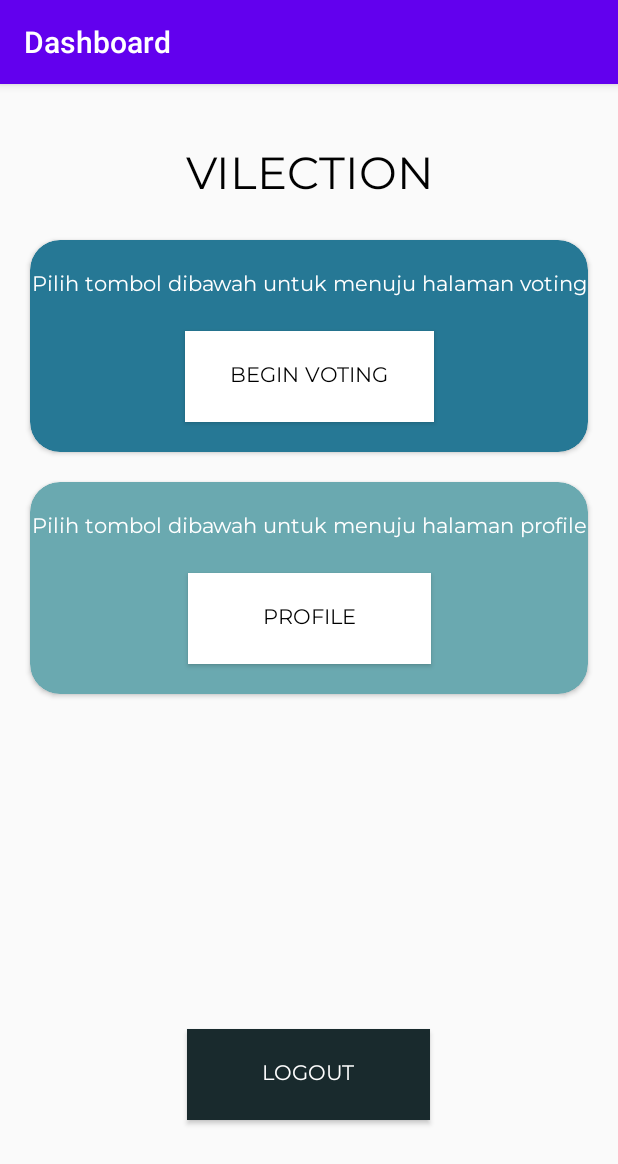
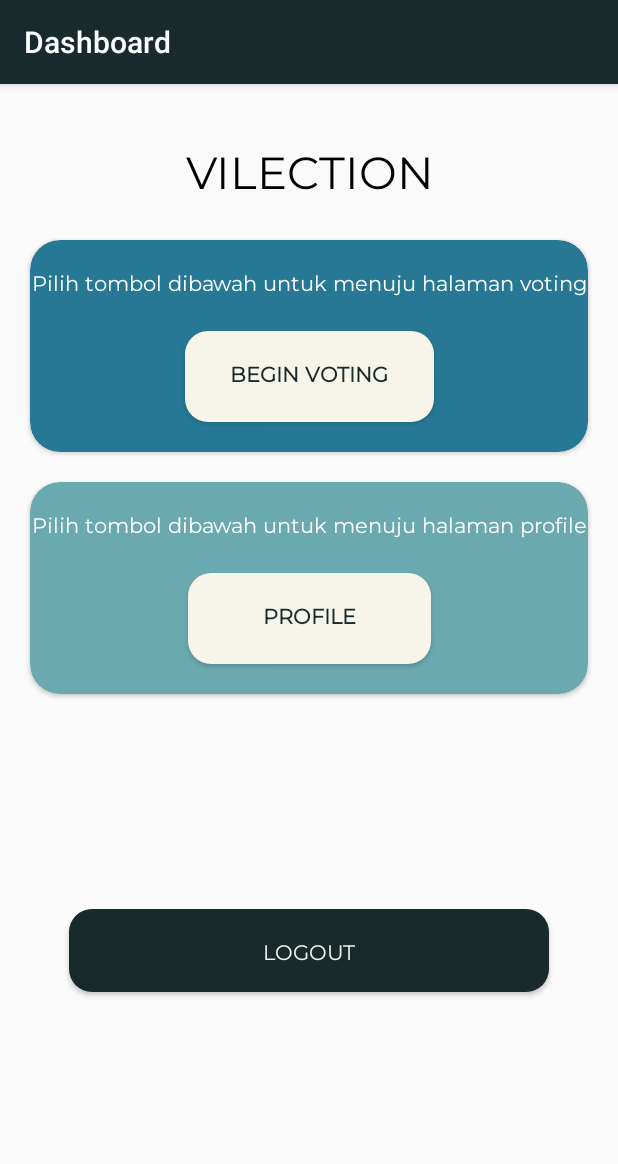
Before and after one commit to ghazimuharam/Vilection-mobile, an Android app: the DashboardActivity screen opened directly, with no data from a screen before it, on a phone screen of 412 x 824 dp. Shown: the top 1164 px of the screen. Run offline under Robolectric (Android 15) with nearby library versions, the phone set to English and light mode, and no system bars.

Commit message:
:lipstick: Update dashboard element

```diff
--- a/app/src/main/AndroidManifest.xml
+++ b/app/src/main/AndroidManifest.xml
@@ -29,7 +29,9 @@
             android:name=".VotingActivity"
             android:label="Voting"
             android:theme="@style/AppTheme.afterLogin" />
-        <activity android:name=".DashboardActivity" />
+        <activity
+            android:name=".DashboardActivity"
+            android:theme="@style/AppTheme.afterLogin" />
         <activity android:name=".ProfileActivity"></activity>
         <activity
             android:name=".MainActivity"
--- a/app/src/main/java/com/example/finalapplication/Api/RetrofitClientInstance.java
+++ b/app/src/main/java/com/example/finalapplication/Api/RetrofitClientInstance.java
@@ -6,7 +6,7 @@ import retrofit2.Retrofit;
 import retrofit2.converter.gson.GsonConverterFactory;
 
 public class RetrofitClientInstance {
-    private static String API_BASE_URL = "http://192.168.100.139:8000/api/";
+    private static String API_BASE_URL = "http://192.168.100.39:8000/api/";
     private static Retrofit retrofit;
     private static Gson gson;
 
--- a/app/src/main/java/com/example/finalapplication/DashboardActivity.java
+++ b/app/src/main/java/com/example/finalapplication/DashboardActivity.java
@@ -1,5 +1,9 @@
 package com.example.finalapplication;
 
+import android.content.Intent;
+import android.content.SharedPreferences;
+import android.view.View;
+import android.widget.Button;
 import androidx.appcompat.app.AppCompatActivity;
 
 import android.os.Bundle;
@@ -10,5 +14,33 @@ public class DashboardActivity extends AppCompatActivity {
     protected void onCreate(Bundle savedInstanceState) {
         super.onCreate(savedInstanceState);
         setContentView(R.layout.activity_dashboard);
+
+        Button beginVoting = (Button) findViewById(R.id.beginVoting);
+        Button beginProfile = (Button) findViewById(R.id.beginProfile);
+        Button logoutButton = (Button) findViewById(R.id.logoutButton);
+
+        beginVoting.setOnClickListener(new View.OnClickListener() {
+            @Override
+            public void onClick(View v) {
+                startActivity(new Intent(DashboardActivity.this, VotingActivity.class));
+            }
+        });
+
+        beginProfile.setOnClickListener(new View.OnClickListener() {
+            @Override
+            public void onClick(View v) {
+                startActivity(new Intent(DashboardActivity.this, ProfileActivity.class));
+            }
+        });
+
+        logoutButton.setOnClickListener(new View.OnClickListener() {
+            @Override
+            public void onClick(View v) {
+                SharedPreferences settings = getSharedPreferences("API-KEY", DashboardActivity.MODE_PRIVATE);
+                settings.edit().remove("AuthToken").commit();
+
+                startActivity(new Intent(DashboardActivity.this ,LoginActivity.class));
+            }
+        });
     }
 }
--- a/app/src/main/java/com/example/finalapplication/LoginActivity.java
+++ b/app/src/main/java/com/example/finalapplication/LoginActivity.java
@@ -67,7 +67,7 @@ public class LoginActivity extends AppCompatActivity {
                         edit.putString("AuthToken",saveToken);
                         edit.commit();
 
-                        startActivity(new Intent(LoginActivity.this, VotingActivity.class));
+                        startActivity(new Intent(LoginActivity.this, DashboardActivity.class));
                     }
                 }
                 Snackbar.make(constraint, "Incorrect user credentials", Snackbar.LENGTH_LONG).show();
--- a/app/src/main/java/com/example/finalapplication/SplashActivity.java
+++ b/app/src/main/java/com/example/finalapplication/SplashActivity.java
@@ -35,7 +35,7 @@ public class SplashActivity extends Activity {
                 if(token.isEmpty()){
                     startActivity(new Intent(SplashActivity.this, LoginActivity.class));
                 }else{
-                    startActivity(new Intent(SplashActivity.this, VotingActivity.class));
+                    startActivity(new Intent(SplashActivity.this, DashboardActivity.class));
                 }
 
                 // close splash activity
--- /dev/null
+++ b/app/src/main/res/drawable/dashboard_button.xml
@@ -0,0 +1,5 @@
+<?xml version="1.0" encoding="utf-8"?>
+<shape xmlns:android="http://schemas.android.com/apk/res/android">
+    <solid android:color="@color/white"/>
+    <corners android:radius="15dp"/>
+</shape>
--- /dev/null
+++ b/app/src/main/res/drawable/logout_button.xml
@@ -0,0 +1,5 @@
+<?xml version="1.0" encoding="utf-8"?>
+<shape xmlns:android="http://schemas.android.com/apk/res/android">
+    <solid android:color="@color/dark"/>
+    <corners android:radius="15dp"/>
+</shape>
--- a/app/src/main/res/layout/activity_dashboard.xml
+++ b/app/src/main/res/layout/activity_dashboard.xml
@@ -42,6 +42,7 @@
                 android:layout_height="wrap_content"
                 android:layout_marginTop="20dp"
                 android:fontFamily="@font/montserrat"
+                android:gravity="center"
                 android:text="@string/voting"
                 android:textAlignment="center"
                 android:textColor="#FFFFFF"
@@ -56,13 +57,14 @@
                 android:layout_margin="20dp"
                 android:layout_marginTop="20dp"
                 android:layout_marginBottom="20dp"
-                android:background="#FFFFFF"
+                android:background="@drawable/dashboard_button"
                 android:fontFamily="@font/montserrat"
                 android:padding="20dp"
                 android:paddingStart="30dp"
                 android:paddingEnd="30dp"
                 android:text="@string/beginVoting"
-                android:textColor="#000000"
+                android:textStyle="bold"
+                android:textColor="@color/dark"
                 app:layout_constraintBottom_toBottomOf="parent"
                 app:layout_constraintEnd_toEndOf="parent"
                 app:layout_constraintStart_toStartOf="parent"
@@ -96,6 +98,7 @@
                 android:layout_height="wrap_content"
                 android:layout_marginTop="20dp"
                 android:fontFamily="@font/montserrat"
+                android:gravity="center"
                 android:text="@string/textProfile"
                 android:textAlignment="center"
                 android:textColor="#FFFFFF"
@@ -109,13 +112,14 @@
                 android:layout_height="wrap_content"
                 android:layout_marginTop="20dp"
                 android:layout_marginBottom="20dp"
-                android:background="#FFFFFF"
+                android:background="@drawable/dashboard_button"
                 android:fontFamily="@font/montserrat"
                 android:padding="20dp"
                 android:paddingStart="50dp"
                 android:paddingEnd="50dp"
                 android:text="@string/profile"
-                android:textColor="#000000"
+                android:textStyle="bold"
+                android:textColor="@color/dark"
                 app:layout_constraintBottom_toBottomOf="parent"
                 app:layout_constraintEnd_toEndOf="parent"
                 app:layout_constraintStart_toStartOf="parent"
@@ -127,21 +131,19 @@
     </androidx.cardview.widget.CardView>
 
     <Button
-        android:id="@+id/logout"
-        android:layout_width="wrap_content"
-        android:layout_height="wrap_content"
+        android:id="@+id/logoutButton"
+        android:layout_width="320dp"
+        android:layout_height="55dp"
         android:layout_marginBottom="20dp"
-        android:background="#192A2D"
+        android:background="@drawable/logout_button"
         android:fontFamily="@font/montserrat"
         android:padding="20dp"
         android:paddingStart="50dp"
         android:paddingEnd="50dp"
         android:text="@string/logout"
-        android:textColor="#FFFFFF"
+        android:textColor="@color/white"
         app:layout_constraintBottom_toBottomOf="parent"
         app:layout_constraintEnd_toEndOf="parent"
-        app:layout_constraintHorizontal_bias="0.498"
         app:layout_constraintStart_toStartOf="parent"
-        app:layout_constraintTop_toBottomOf="@+id/cardProfile"
-        app:layout_constraintVertical_bias="0.796" />
+        app:layout_constraintTop_toBottomOf="@+id/cardProfile" />
 </androidx.constraintlayout.widget.ConstraintLayout>
```
